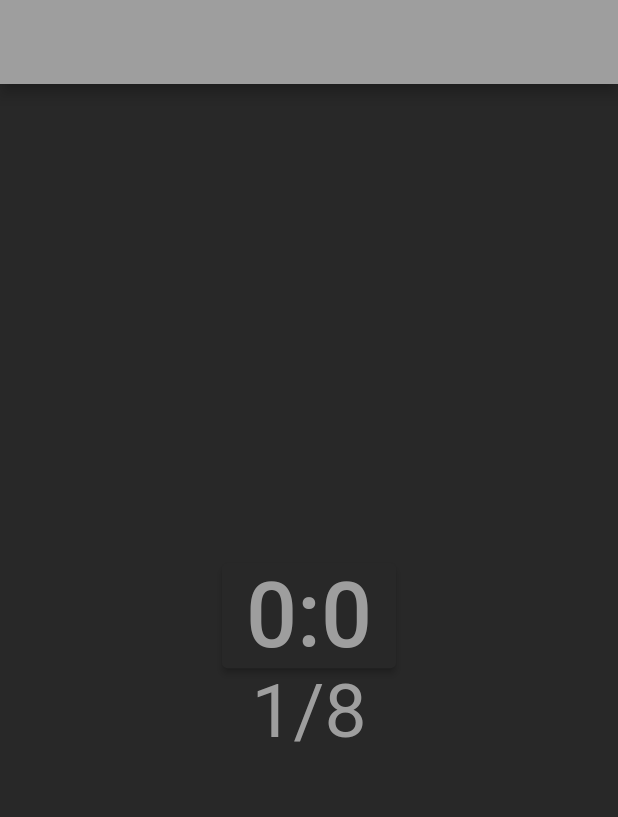
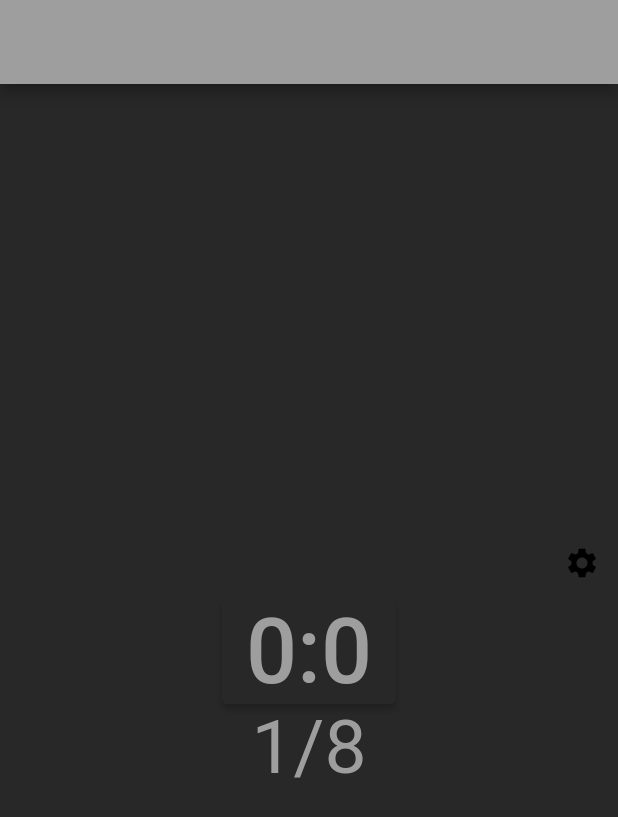
Before and after one commit to IlyaMaslov/sevenTimer, a Flutter app: the screen it shows after launch, after a tap on an icon or button, on a phone screen of 412 x 824 dp. Shown: the top 817 px of the screen. Run offline on Flutter 3.47's test engine with Material 2 defaults, Android fonts, the light colour scheme and no system bars; our stand-ins replace qr_flutter, settings_ui; missing offline and left inert: mobile_scanner, system_tray, window_manager.

Commit message:
Added settings mockup; moved screens to different files; fixed tray icon; created future classes

```diff
--- a/lib/main.dart
+++ b/lib/main.dart
@@ -2,7 +2,8 @@ import 'dart:async';
 import 'dart:io';
 
 import 'package:flutter/material.dart';
-import 'package:system_tray/system_tray.dart' as SystemTray;
+import 'package:seven/settings.dart';
+import 'package:seven/timer.dart';
 import 'package:window_manager/window_manager.dart';
 
 
@@ -35,117 +36,17 @@ class MyApp extends StatelessWidget {
     return MaterialApp(
       title: 'Seven',
 
-
       theme: ThemeData(
 
         primarySwatch: Colors.grey
       ),
-      home: const MyHomePage(title: ''),
+      //home: const TimerWidget(title: ''),
+      initialRoute: "/",
+      routes: {
+        '/': (context) => const TimerWidget(title: ''),
+        '/settings': (context) => const SettingsWidget(title: ''),
+        //'/statistics': (context) => const StatisticsWidget(title: '')
+      }
     );
   }
 }
-
-class MyHomePage extends StatefulWidget {
-  const MyHomePage({Key? key, required this.title}) : super(key: key);
-
-  final String title;
-
-  @override
-  State<MyHomePage> createState() => _MyHomePageState();
-}
-
-class _MyHomePageState extends State<MyHomePage> {
-  int _expected = 8;
-  int _done = 0;
-  int _minCounter = 0;
-  int _secCounter = 0;
-
-  @override
-  void initState() {
-    super.initState();
-    initSystemTray();
-  }
-
-  Future<void> initSystemTray() async {
-    String path =
-        Platform.isWindows ? 'assets/timer.png' : 'assets/timer.png';
-
-    final SystemTray.AppWindow appWindow = SystemTray.AppWindow();
-    final SystemTray.SystemTray systemTray = SystemTray.SystemTray();
-
-    await systemTray.initSystemTray(
-      iconPath: "assets/timer.ico",
-    );
-
-    final SystemTray.Menu menu = SystemTray.Menu();
-    await menu.buildFrom([
-      SystemTray.MenuItemLable(label: 'Show', onClicked: (menuItem) => appWindow.show()),
-      SystemTray.MenuItemLable(label: 'Hide', onClicked: (menuItem) => appWindow.hide()),
-      SystemTray.MenuItemLable(label: 'Exit', onClicked: (menuItem) => appWindow.close()),
-    ]);
-
-    await systemTray.setContextMenu(menu);
-
-    systemTray.registerSystemTrayEventHandler((eventName) {
-      debugPrint("eventName: $eventName");
-      if (eventName == SystemTray.kSystemTrayEventClick) {
-        Platform.isWindows ? appWindow.show() : systemTray.popUpContextMenu();
-      } else if (eventName == SystemTray.kSystemTrayEventRightClick) {
-        Platform.isWindows ? systemTray.popUpContextMenu() : appWindow.show();
-      }
-    });
-  }
-
-  void _updateTimer() {
-    setState(() {
-      _done++;
-    });
-  }
-
-  @override
-  Widget build(BuildContext context) {
-    final ButtonStyle timerStyle =
-        ElevatedButton.styleFrom(
-          primary: const Color.fromRGBO(40, 40, 40, 1.0)
-        );
-
-    const TextStyle timerTextStyle =
-        TextStyle(
-          fontSize: 60,
-          color: Colors.grey
-        );
-    const TextStyle progressStyle =
-        TextStyle(
-          fontSize: 50,
-          color: Colors.grey
-        );
-
-
-    return Scaffold(
-      appBar: AppBar(
-        title: Text(widget.title),
-
-      ),
-      backgroundColor: const Color.fromRGBO(40, 40, 40, 1.0),
-      body: Center(
-        child: Column(
-          mainAxisAlignment: MainAxisAlignment.center,
-          children: <Widget>[
-            ElevatedButton(
-              style: timerStyle,
-              onPressed: _updateTimer,
-              child: Text(
-                '$_minCounter:$_secCounter',
-                style: timerTextStyle
-              ),
-            ),
-            Text(
-              '$_done/$_expected',
-              style: progressStyle,
-            )
-          ],
-        ),
-      )
-    );
-  }
-}
--- /dev/null
+++ b/lib/statistics.dart
@@ -0,0 +1,3 @@
+class StatisticsScreen {
+
+}
--- /dev/null
+++ b/lib/timer.dart
@@ -0,0 +1,120 @@
+import 'dart:io';
+
+import 'package:flutter/material.dart';
+import 'package:system_tray/system_tray.dart' as SystemTray;
+
+class TimerWidget extends StatefulWidget {
+  const TimerWidget({Key? key, required this.title}) : super(key: key);
+
+  final String title;
+
+  @override
+  State<TimerWidget> createState() => TimerState();
+}
+
+class TimerState extends State<TimerWidget> {
+  int _expected = 8;
+  int _done = 0;
+  int _minCounter = 0;
+  int _secCounter = 0;
+
+  @override
+  void initState() {
+    super.initState();
+    initSystemTray();
+  }
+
+  Future<void> initSystemTray() async {
+    String path =
+        Platform.isWindows ? 'assets/timer.png' : 'assets/timer.png';
+
+    final SystemTray.AppWindow appWindow = SystemTray.AppWindow();
+    final SystemTray.SystemTray systemTray = SystemTray.SystemTray();
+
+    await systemTray.initSystemTray(
+      iconPath: "assets/timer.ico",
+    );
+
+    final SystemTray.Menu menu = SystemTray.Menu();
+    await menu.buildFrom([
+      SystemTray.MenuItemLable(label: 'Show', onClicked: (menuItem) => appWindow.show()),
+      SystemTray.MenuItemLable(label: 'Hide', onClicked: (menuItem) => appWindow.hide()),
+      SystemTray.MenuItemLable(label: 'Exit', onClicked: (menuItem) => appWindow.close()),
+    ]);
+
+    await systemTray.setContextMenu(menu);
+
+    systemTray.registerSystemTrayEventHandler((eventName) {
+      debugPrint("eventName: $eventName");
+      if (eventName == SystemTray.kSystemTrayEventClick) {
+        Platform.isWindows ? appWindow.show() : systemTray.popUpContextMenu();
+      } else if (eventName == SystemTray.kSystemTrayEventRightClick) {
+        Platform.isWindows ? systemTray.popUpContextMenu() : appWindow.show();
+      }
+    });
+  }
+
+  void _updateTimer() {
+    setState(() {
+      _done++;
+    });
+  }
+
+  @override
+  Widget build(BuildContext context) {
+    final ButtonStyle timerStyle =
+        ElevatedButton.styleFrom(
+          primary: const Color.fromRGBO(40, 40, 40, 1.0)
+        );
+
+    const TextStyle timerTextStyle =
+        TextStyle(
+          fontSize: 60,
+          color: Colors.grey
+        );
+    const TextStyle progressStyle =
+        TextStyle(
+          fontSize: 50,
+          color: Colors.grey
+        );
+
+
+    return Scaffold(
+      appBar: AppBar(
+        title: Text(widget.title),
+
+      ),
+      backgroundColor: const Color.fromRGBO(40, 40, 40, 1.0),
+      body: Center(
+        child: Column(
+          mainAxisAlignment: MainAxisAlignment.center,
+          children: <Widget>[
+            Align(
+              alignment: Alignment.topRight,
+              child: IconButton(
+                icon: const Icon(
+                  Icons.settings,
+                  color: Colors.black
+                ),
+                onPressed: () {
+                  Navigator.pushNamed(context, '/settings');
+                }),
+            ),
+            ElevatedButton(
+              style: timerStyle,
+              onPressed: _updateTimer,
+              child: Text(
+                '$_minCounter:$_secCounter',
+                style: timerTextStyle
+              ),
+            ),
+            Text(
+              '$_done/$_expected',
+              style: progressStyle,
+            )
+          ],
+        ),
+      )
+    );
+  }
+}
--- a/pubspec.yaml
+++ b/pubspec.yaml
@@ -30,7 +30,11 @@ dependencies:
   flutter:
     sdk: flutter
   system_tray: ^2.0.1
+  http: ^0.13.5
   window_manager: ^0.2.5
+  qr_flutter: ^4.0.0
+  mobile_scanner: ^2.0.0
+  settings_ui: ^2.0.2
   #bitsdojo_window: ^0.1.2
 
 
```
Also changed, not shown: lib/httpClient.dart (added, +12 -0 lines), lib/qrCode.dart (added, +38 -0 lines), lib/settings.dart (added, +48 -0 lines), assets/settings.svg (added), pubspec.lock, 2 other files.
